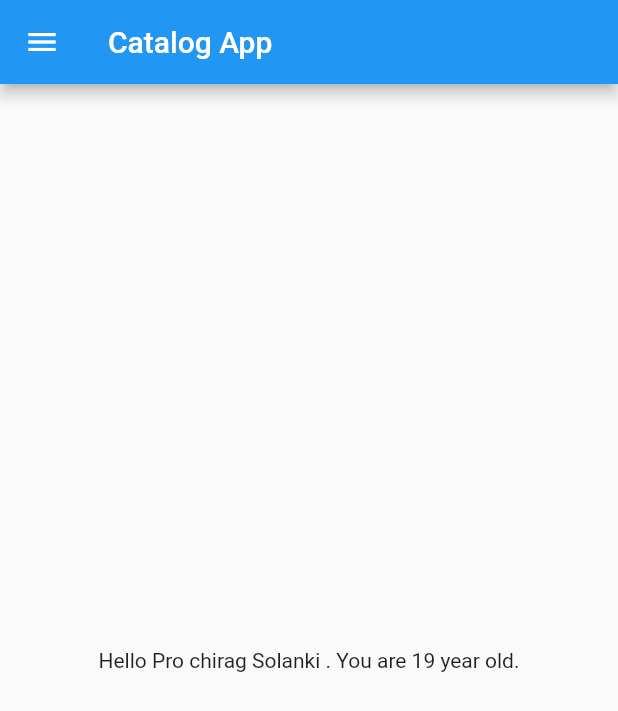
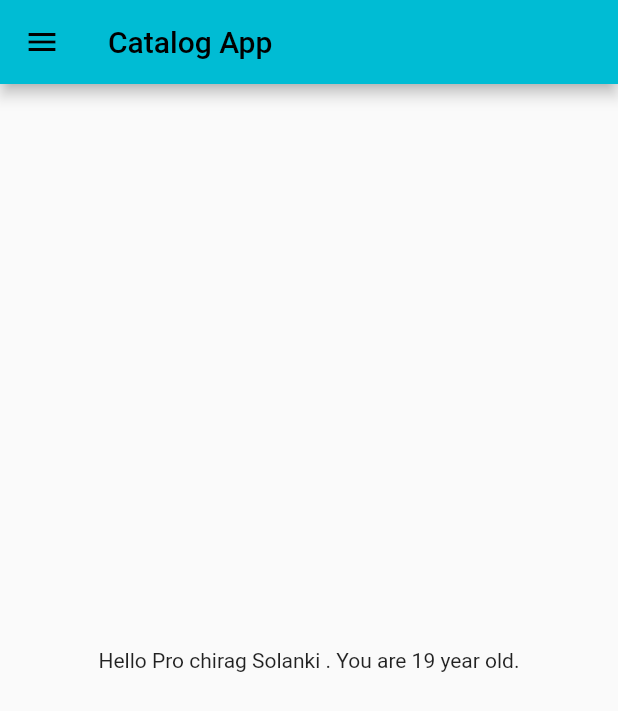
Before and after one commit to Chirag-Solanki6804/Flutter_catalog_app, a Flutter app: the screen it shows after launch, on a phone screen of 412 x 824 dp. Shown: the top 711 px of the screen. Run offline on Flutter 3.47's test engine with Material 2 defaults, Android fonts, the phone set to English and light mode, and no system bars.

Commit message:
day3 Completed

```diff
--- a/lib/main.dart
+++ b/lib/main.dart
@@ -1,4 +1,5 @@
-import 'package:catalog_app/home_page.dart';
+import 'package:catalog_app/pages/home_page.dart';
+import 'package:catalog_app/pages/login_page.dart';
 import 'package:flutter/material.dart';
 
 void main() {
@@ -9,7 +10,16 @@ class MyApp extends StatelessWidget {
   @override
   Widget build(BuildContext context) {
     return MaterialApp(
-      home: HomePage(),
+      // home: HomePage(),
+      themeMode: ThemeMode.light,
+      theme: ThemeData(primarySwatch: Colors.cyan),
+      darkTheme: ThemeData(brightness: Brightness.dark),
+      initialRoute: "/home",
+      routes: {
+        "/": (context) => LoginPage(),
+        "/home": (context) => HomePage(),
+        "/login": (context) => LoginPage(),
+      },
     );
   }
 }
--- a/lib/home_page.dart
+++ b/lib/pages/home_page.dart
@@ -1,8 +1,6 @@
 import 'package:flutter/material.dart';
 
 class HomePage extends StatelessWidget {
-  const HomePage({super.key});
-
   @override
   Widget build(BuildContext context) {
     final String name = "chirag Solanki";
```
Also changed, not shown: lib/pages/login_page.dart (added, +22 -0 lines).
